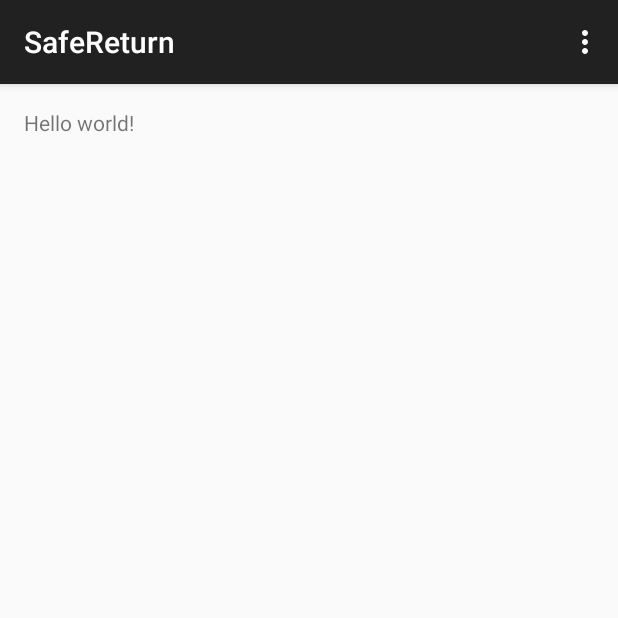
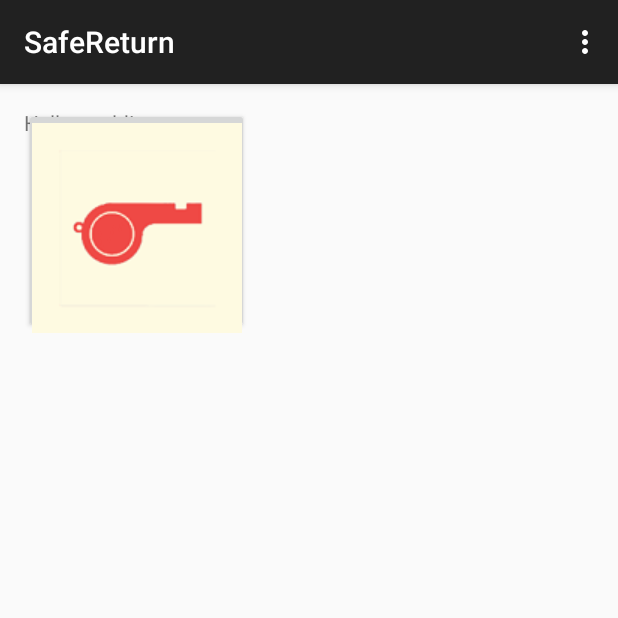
Before and after one commit to sophia1023/SafeReturn, an Android app: the screen it shows after launch (MainActivity), on a phone screen of 412 x 824 dp, the top half of it. Run offline under Robolectric (Android 15) with nearby library versions, the phone set to English and light mode, and no system bars.

Commit message:
parse 이용한 경찰서 찾기 1차 올림

```diff
--- a/app/src/main/res/layout/activity_main.xml
+++ b/app/src/main/res/layout/activity_main.xml
@@ -8,4 +8,12 @@
     <TextView android:text="@string/hello_world" android:layout_width="wrap_content"
         android:layout_height="wrap_content" />
 
+    <Button
+        android:layout_width="150dp"
+        android:layout_height="150dp"
+        android:drawableTop="@drawable/ringbell"
+        android:text="Find Police"
+        android:id="@+id/button6"
+        android:layout_alignParentStart="true" />
+
 </RelativeLayout>
```
Also changed, not shown: settings.gradle (line endings or trailing spaces), 2 other files.
